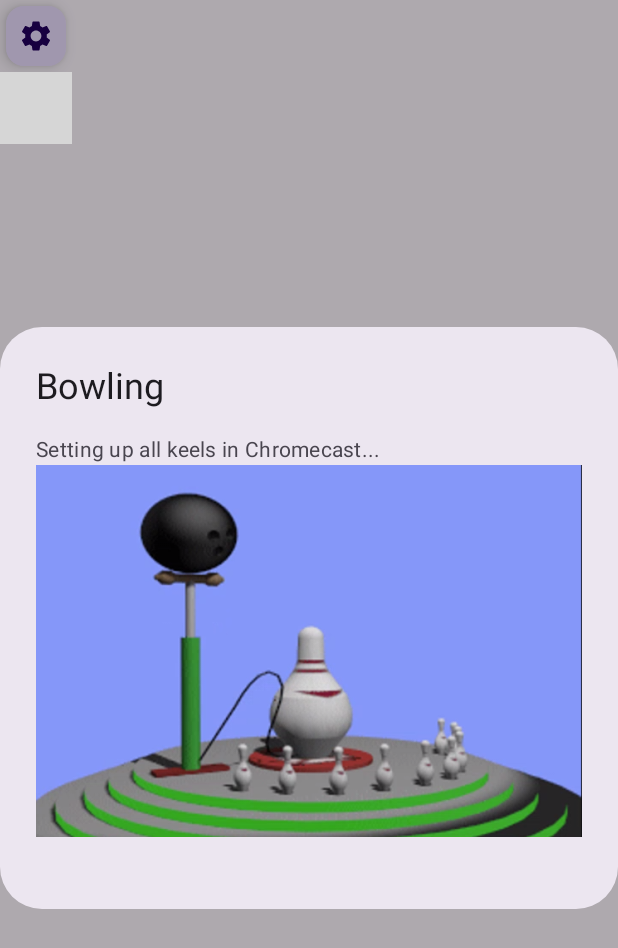
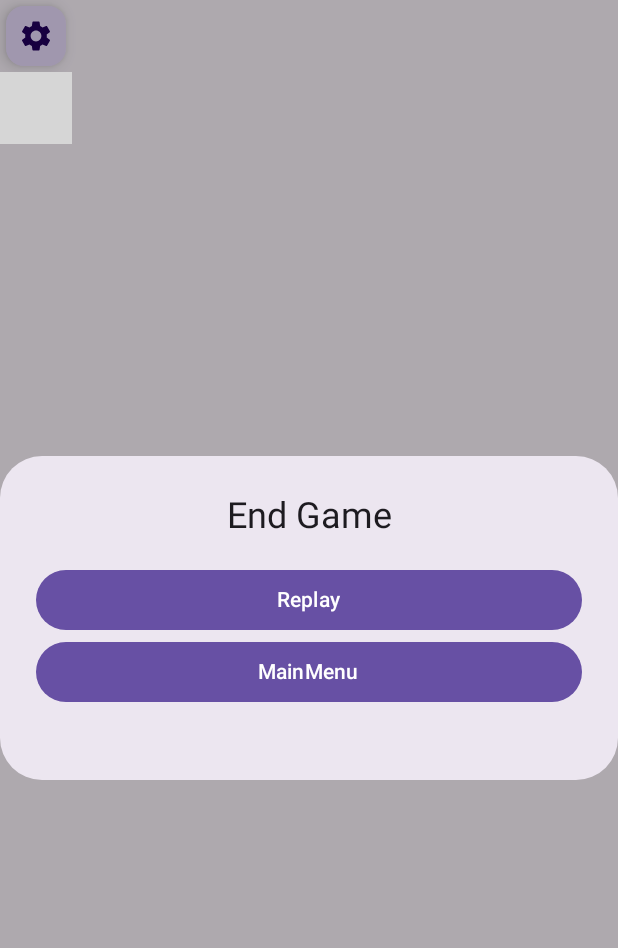
Before and after one commit to AD6F/bowling-controller, an Android app built with Jetpack Compose: the GameLoop screen opened directly, with no data from a screen before it, on a phone screen of 412 x 824 dp. Shown: the top 948 px of the screen. Run offline under Robolectric (Android 15) with nearby library versions, the phone set to English and light mode, and no system bars; libraries missing offline, so code that uses them is left out: com.google.android.gms; 2 statements that could not run were skipped; grey boxes are pictures that could not be loaded.

Commit message:
Finish the Component for all GameLoopDialog

```diff
--- a/app/src/main/java/com/ad6f/bowling/GameLoop.kt
+++ b/app/src/main/java/com/ad6f/bowling/GameLoop.kt
@@ -19,7 +19,10 @@ import androidx.compose.material3.Text
 import androidx.compose.runtime.Composable
 import androidx.compose.ui.Modifier
 import androidx.compose.ui.platform.LocalContext
-import com.ad6f.bowling.components.BowlingLoadingDialog
+import com.ad6f.bowling.components.gameloop.EndGameDialog
+import com.ad6f.bowling.components.gameloop.SetupLoadingDialog
+import com.ad6f.bowling.components.gameloop.LaunchLoadingDialog
+import com.ad6f.bowling.components.gameloop.PauseMenuDialog
 import com.ad6f.bowling.services.sensors.SensorCalculator
 import com.ad6f.bowling.services.sensors.Coordinate
 import com.ad6f.bowling.ui.theme.MyApplicationTheme
@@ -48,12 +51,10 @@ class GameLoop : ComponentActivity() {
         setContent {
             sensorManager = getSystemService(Context.SENSOR_SERVICE) as SensorManager;
 
-            BowlingLoadingDialog(
-                isVisible = true,
-                message = "Setting up all keels in Chromecast...",
-                imageId = R.drawable.bowling_setup,
-                imageAlt = "Setup bowling"
-            )
+            SetupLoadingDialog(isVisible = false)
+            LaunchLoadingDialog(isVisible = false)
+            PauseMenuDialog(isVisible = false)
+            EndGameDialog(isVisible = true)
 
             linearSensorCal = SensorCalculator(
                 sensorManager,
--- a/app/src/main/java/com/ad6f/bowling/components/BowlingLoadingDialog.kt
+++ b/app/src/main/java/com/ad6f/bowling/components/BowlingLoadingDialog.kt
@@ -15,7 +15,7 @@ fun BowlingLoadingDialog(
 ) {
     GenericDialog(
         isVisible,
-        title = "Bowling"
+        title = {Text("Bowling")}
     ) {
         Column {
             Text(message)
--- a/app/src/main/java/com/ad6f/bowling/components/GenericDialog.kt
+++ b/app/src/main/java/com/ad6f/bowling/components/GenericDialog.kt
@@ -1,16 +1,15 @@
 package com.ad6f.bowling.components
 
 import androidx.compose.material3.AlertDialog
-import androidx.compose.material3.Text
 import androidx.compose.runtime.Composable
 
 /**
- * Dialog(Popup) to add a player for the game.
+ * Generic dialog to have a common base with all the Jetpack Compose dialog.
  */
 @Composable
 fun GenericDialog(
     isVisible: Boolean,
-    title: String,
+    title: (@Composable () -> Unit)? = null,
     closeAction: (() -> Unit)? = null,
     cancelButton: (@Composable () -> Unit)? = null,
     okButton: (@Composable () -> Unit)? = null,
@@ -25,7 +24,9 @@ fun GenericDialog(
             dismissButton = {
                 cancelButton?.invoke()
             },
-            title = { Text(title) },
+            title = {
+                title?.invoke()
+            },
             text = {
                 dialogBody()
             }
--- /dev/null
+++ b/app/src/main/java/com/ad6f/bowling/components/gameloop/GameLoopDialogs.kt
@@ -0,0 +1,70 @@
+package com.ad6f.bowling.components.gameloop
+
+import androidx.compose.foundation.layout.Arrangement
+import androidx.compose.foundation.layout.Column
+import androidx.compose.foundation.layout.Row
+import androidx.compose.foundation.layout.fillMaxWidth
+import androidx.compose.foundation.layout.width
+import androidx.compose.material3.Button
+import androidx.compose.material3.Text
+import androidx.compose.runtime.Composable
+import androidx.compose.ui.Alignment
+import androidx.compose.ui.Modifier
+import com.ad6f.bowling.R
+import com.ad6f.bowling.components.BowlingLoadingDialog
+import com.ad6f.bowling.components.GenericDialog
+
+@Composable
+fun SetupLoadingDialog(isVisible: Boolean) {
+    BowlingLoadingDialog(
+        isVisible,
+        message = "Setting up all keels in Chromecast...",
+        imageId = R.drawable.bowling_setup,
+        imageAlt = "Setup bowling"
+    )
+}
+
+@Composable
+fun LaunchLoadingDialog(isVisible: Boolean) {
+    BowlingLoadingDialog(
+        isVisible,
+        message = "Mission Started! Purpose : no keels left.",
+        imageId = R.drawable.mario_launch,
+        imageAlt = "Mario launching bowling ball"
+    )
+}
+
+@Composable
+fun MenuButton(label: String, onClick: () -> Unit, enabled: Boolean = true) {
+    Button(onClick, modifier = Modifier.fillMaxWidth(), enabled) {
+        Text(label)
+    }
+}
+
+@Composable
+fun PauseMenuDialog(isVisible: Boolean) {
+    GenericDialog(isVisible) {
+        Column {
+            MenuButton("Resume", {})
+            MenuButton("MainMenu", {})
+            MenuButton("coming soon..", {}, false)
+        }
+    }
+}
+
+@Composable
+fun EndGameDialog(isVisible: Boolean) {
+    GenericDialog(
+        isVisible,
+        title = {
+            Row(modifier = Modifier.fillMaxWidth(), horizontalArrangement = Arrangement.Center) {
+                Text("End Game")
+            }
+        }
+    ) {
+        Column {
+            MenuButton("Replay", {})
+            MenuButton("MainMenu", {})
+        }
+    }
+}
--- a/app/src/main/java/com/ad6f/bowling/components/gamesetup/AddPlayerDialog.kt
+++ b/app/src/main/java/com/ad6f/bowling/components/gamesetup/AddPlayerDialog.kt
@@ -54,7 +54,7 @@ fun AddPlayerDialog(
 
     GenericDialog(
         isVisible,
-        title = "Bowling",
+        title = {Text("Bowling")},
         closeAction = { close() },
         cancelButton = {
             Button(onClick = { close() }) {
```
Also changed, not shown: app/src/main/res/drawable/mario_launch.png (added).
